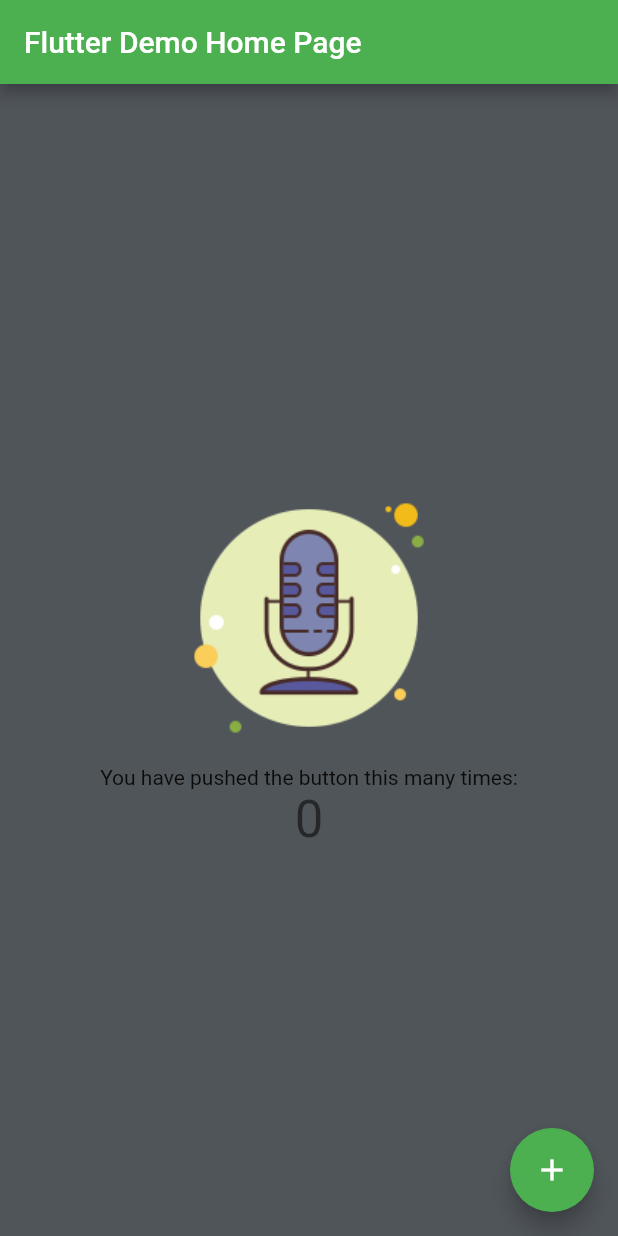
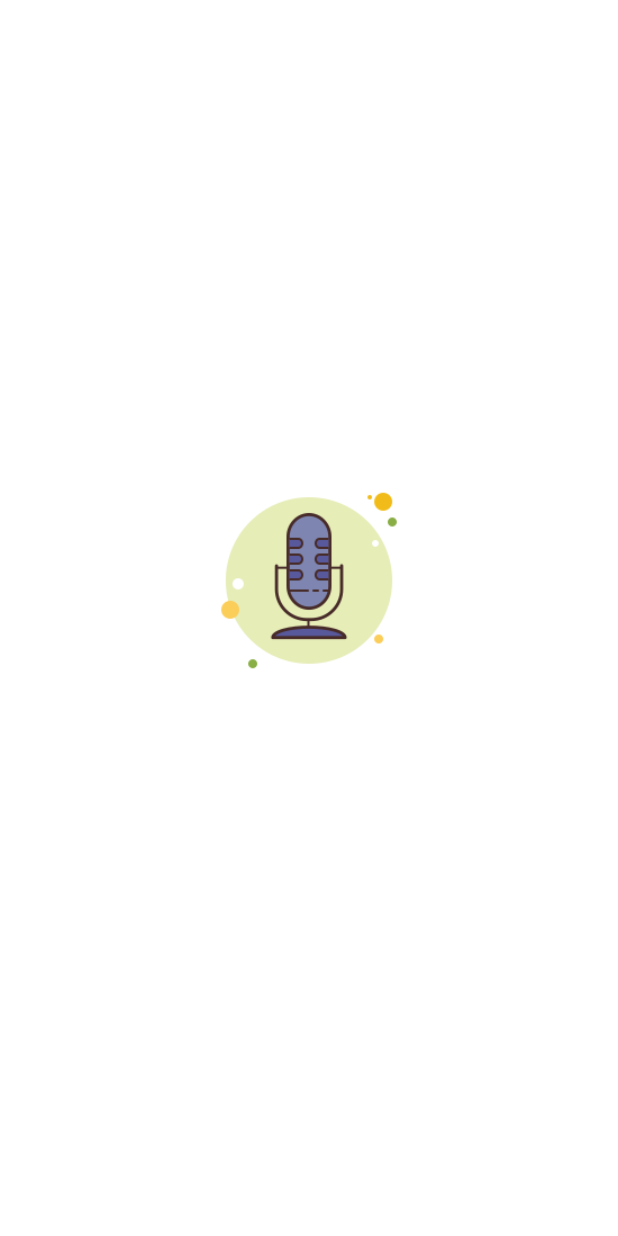
Before and after one commit to gabishop88/vocal-excel, a Flutter app: the screen it shows after launch, on a phone screen of 412 x 824 dp. Run offline on Flutter 3.47's test engine with Material 2 defaults, Android fonts, the phone set to English and light mode, and no system bars; our stand-ins replace firebase_auth, google_sign_in; accounts and stored records are empty.

Commit message:
Started working on a dedicated page for user sign-in.

```diff
--- /dev/null
+++ b/lib/login_page.dart
@@ -0,0 +1,39 @@
+
+import 'package:flutter/material.dart';
+
+class LoginPage extends StatefulWidget {
+  @override
+  _LoginPageState createState() => _LoginPageState();
+}
+
+class _LoginPageState extends State<LoginPage> {
+  @override
+  Widget build(BuildContext context) {
+    return Scaffold(
+      body: Container(
+        color: Colors.white,
+        child: Center(
+          child: Column(
+            mainAxisSize: MainAxisSize.max,
+            mainAxisAlignment: MainAxisAlignment.center,
+            children: <Widget>[
+              SizedBox(
+                height: 150,
+                child: Image.asset(
+                  "assets/microphone.png",
+                  fit: BoxFit.contain,
+                ),
+              ),
+              SizedBox(height: 50),
+//              _signInButton(),
+            ],
+          ),
+        ),
+      ),
+    );
+  }
+
+  Widget _signInButton() {
+
+  }
+}
--- a/lib/main.dart
+++ b/lib/main.dart
@@ -1,48 +1,39 @@
 import 'package:flutter/material.dart';
-//import 'package:google_sign_in/google_sign_in.dart';
+import 'package:google_sign_in/google_sign_in.dart';
+import 'package:firebase_auth/firebase_auth.dart';
 
-void main() {
-  runApp(MyApp());
-}
+import 'login_page.dart';
+
+void main() => runApp(MyApp());
 
 class MyApp extends StatelessWidget {
-  // This widget is the root of your application.
   @override
   Widget build(BuildContext context) {
     return MaterialApp(
-      title: 'Flutter Demo',
+      title: 'Vocal Excel Login',
       theme: ThemeData(
-        // This is the theme of your application.
-        //
-        // Try running your application with "flutter run". You'll see the
-        // application has a blue toolbar. Then, without quitting the app, try
-        // changing the primarySwatch below to Colors.green and then invoke
-        // "hot reload" (press "r" in the console where you ran "flutter run",
-        // or simply save your changes to "hot reload" in a Flutter IDE).
-        // Notice that the counter didn't reset back to zero; the application
-        // is not restarted.
         primarySwatch: Colors.green,
-        // This makes the visual density adapt to the platform that you run
-        // the app on. For desktop platforms, the controls will be smaller and
-        // closer together (more dense) than on mobile platforms.
         visualDensity: VisualDensity.adaptivePlatformDensity,
       ),
-      home: MyHomePage(title: 'Flutter Demo Home Page'),
+      home: LoginPage(),
     );
   }
 }
 
+class SignInPage extends StatefulWidget {
+  bool signedIn = false;
+  bool userSignedIn() {
+    return signedIn;
+  }
+  @override
+  State<StatefulWidget> createState() {
+    throw UnimplementedError();
+  }
+
+}
+
 class MyHomePage extends StatefulWidget {
   MyHomePage({Key key, this.title}) : super(key: key);
-
-  // This widget is the home page of your application. It is stateful, meaning
-  // that it has a State object (defined below) that contains fields that affect
-  // how it looks.
-
-  // This class is the configuration for the state. It holds the values (in this
-  // case the title) provided by the parent (in this case the App widget) and
-  // used by the build method of the State. Fields in a Widget subclass are
-  // always marked "final".
 
   final String title;
 
@@ -55,23 +46,12 @@ class _MyHomePageState extends State<MyHomePage> {
 
   void _incrementCounter() {
     setState(() {
-      // This call to setState tells the Flutter framework that something has
-      // changed in this State, which causes it to rerun the build method below
-      // so that the display can reflect the updated values. If we changed
-      // _counter without calling setState(), then the build method would not be
-      // called again, and so nothing would appear to happen.
       _counter++;
     });
   }
 
   @override
   Widget build(BuildContext context) {
-    // This method is rerun every time setState is called, for instance as done
-    // by the _incrementCounter method above.
-    //
-    // The Flutter framework has been optimized to make rerunning build methods
-    // fast, so that you can just rebuild anything that needs updating rather
-    // than having to individually change instances of widgets.
     return Scaffold(
       backgroundColor: Color.fromRGBO(80, 85, 90, 1),
       appBar: AppBar(
@@ -109,7 +89,7 @@ class _MyHomePageState extends State<MyHomePage> {
         onPressed: _incrementCounter,
         tooltip: 'Increment',
         child: Icon(Icons.add),
-      ), // This trailing comma makes auto-formatting nicer for build methods.
+      ),
     );
   }
 }
```
Also changed, not shown: pubspec.yaml (+4 -22 lines), assets/google_logo.png (added), pubspec.lock.
